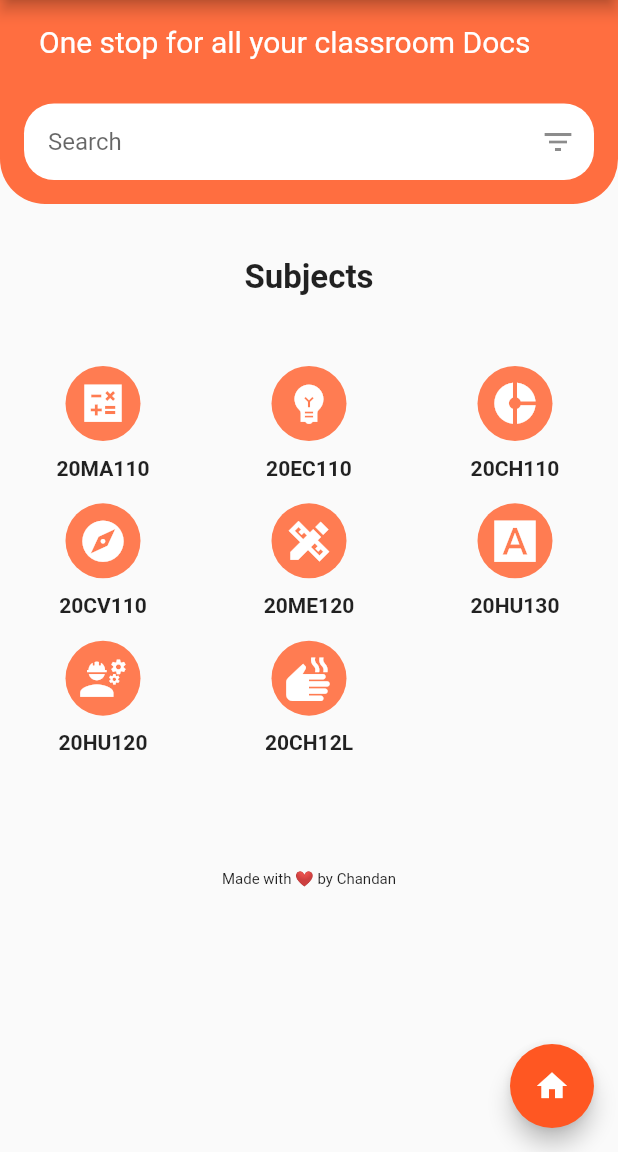
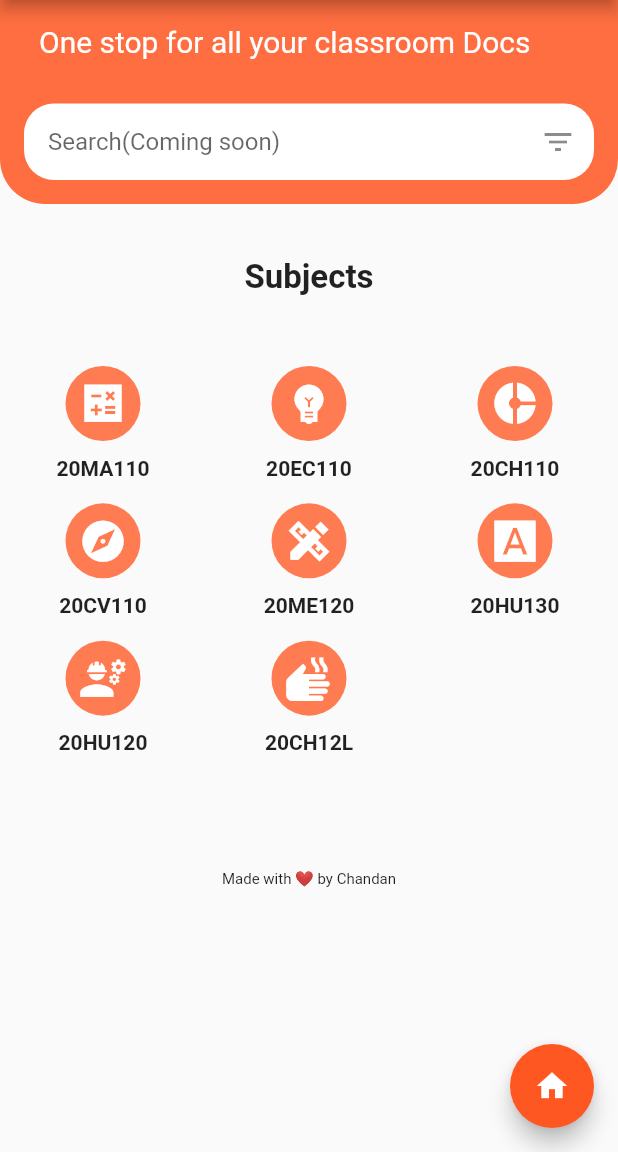
Before and after one commit to chandansgowda/myclassroom, a Flutter app: the screen it shows after launch, in the side drawer, after a tap on the "home" icon, on a phone screen of 412 x 824 dp, the part 84-1236 px from its top. Run offline on Flutter 3.47's test engine with Material 2 defaults, Android fonts, the phone set to English and light mode, and no system bars; missing offline and left inert: flutter_plugin_pdf_viewer.

```diff
--- a/lib/Widgets/MyDashboard.dart
+++ b/lib/Widgets/MyDashboard.dart
@@ -113,7 +113,7 @@ _top(){
         SizedBox(height: 30.0,),
         TextField(
           decoration: InputDecoration(
-            hintText: "Search",
+            hintText: "Search(Coming soon)",
             fillColor: Colors.white,
             filled: true,
             suffixIcon: Icon(Icons.filter_list),
--- a/lib/ui/drawer.dart
+++ b/lib/ui/drawer.dart
@@ -1,5 +1,6 @@
 import 'package:flutter/material.dart';
 import 'package:sjce_myclassroom/pages/latestupdates.dart';
+import 'package:sjce_myclassroom/utils/pdfview.dart';
 
 class MyDrawer extends StatelessWidget {
   @override
@@ -8,24 +9,33 @@ class MyDrawer extends StatelessWidget {
       child: ListView(
         padding: EdgeInsets.zero,
         children: [
-          UserAccountsDrawerHeader(
-            accountName: Text("CSE - 1st Year",style: TextStyle(color: Colors.deepOrange,fontSize: 25.0),),
-            decoration: BoxDecoration(
-                color: Colors.white,
-                image: DecorationImage(image: ExactAssetImage('assets/images/jssstu.jpg'),
-                    fit: BoxFit.contain)
+          Padding(
+            padding: const EdgeInsets.all(8.0),
+            child: UserAccountsDrawerHeader(
+              accountName: Text("CSE - 1st Year",style: TextStyle(color: Colors.deepOrange,fontSize: 25.0),),
+              decoration: BoxDecoration(
+                  color: Colors.white,
+                  image: DecorationImage(image: ExactAssetImage('assets/images/jssstu.jpg'),
+                      fit: BoxFit.contain)
+              ),
             ),
           ),
           ListTile(
             leading: Icon(Icons.timer,size: 30.0,),
             title: Text('Time Table',style: TextStyle(fontSize: 15.0)),
-            subtitle: Text('v7.0'),
-            onTap: (){},
+            subtitle: Text('Latest'),
+            onTap: (){
+              Navigator.push(context,
+                  MaterialPageRoute(builder: (context)=> pdfview("https://firebasestorage.googleapis.com/v0/b/myclassroom-926c0.appspot.com/o/onlinepdf%2Ftime_table.pdf?alt=media&token=5b29d1d3-e0aa-47ac-8bb9-20f67098e617", "Time Table")));
+            },
           ),
           ListTile(
             leading: Icon(Icons.calendar_today_rounded,size: 30.0,),
             title: Text('Calender of Events',style: TextStyle(fontSize: 15.0)),
-            onTap: (){},
+            onTap: (){
+              Navigator.push(context,
+                  MaterialPageRoute(builder: (context)=> pdfview("https://firebasestorage.googleapis.com/v0/b/myclassroom-926c0.appspot.com/o/onlinepdf%2Fcalender_of_events.pdf?alt=media&token=554a8046-52f8-48fa-a198-1dda4a7f8211", "Calender of Events")));
+            },
           ),
           ListTile(
             leading: Icon(Icons.new_releases_sharp,size: 30.0,),
--- a/lib/ui/floatingbutton.dart
+++ b/lib/ui/floatingbutton.dart
@@ -1,5 +1,6 @@
 import 'package:flutter/material.dart';
 import 'package:sjce_myclassroom/pages/HomePage.dart';
+import 'package:sjce_myclassroom/utils/pdfview.dart';
 
 class HomeButton extends StatelessWidget {
   @override
@@ -9,8 +10,6 @@ class HomeButton extends StatelessWidget {
       hoverColor: Colors.deepOrangeAccent,
       child: Icon(Icons.home,),
       onPressed: () {
-        Navigator.push(context,
-            MaterialPageRoute(builder: (context)=> HomePage()));
       },
     );
   }
--- a/pubspec.yaml
+++ b/pubspec.yaml
@@ -30,6 +30,7 @@ dependencies:
 
   cupertino_icons: ^1.0.0
   flutter_plugin_pdf_viewer: any
+  firebase_core: ^0.7.0
 
 
 
```
Also changed, not shown: lib/utils/pdfview.dart (+16 -5 lines), pubspec.lock.
